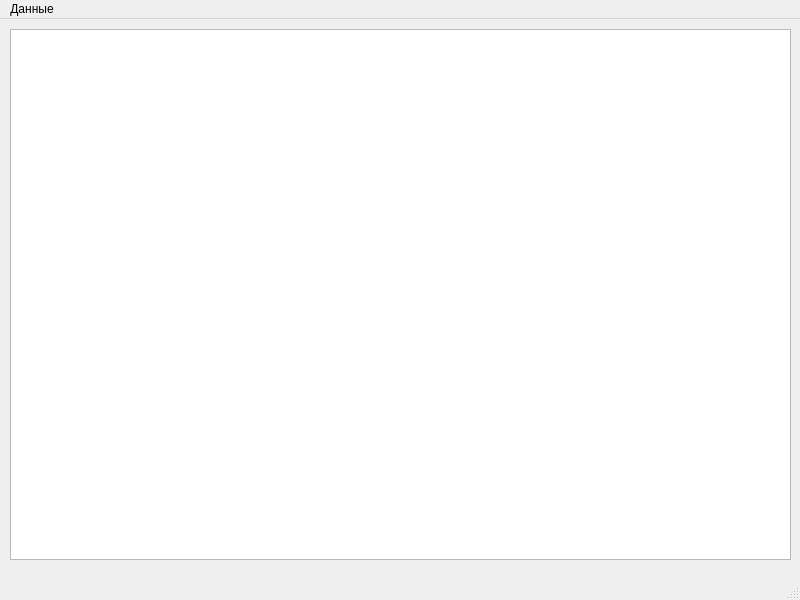
First picture: the form in StatMainWindow.ui, repository Shtepser/python-stat, before the edit.
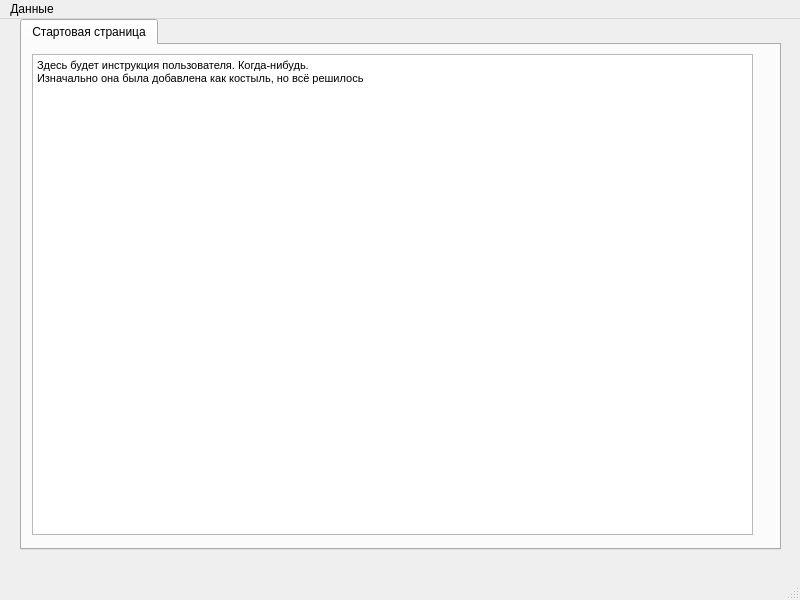
Second picture: the form after the edit. Icons and pictures are not drawn.

Commit message:
В процессе - работа с таблицами в GUI Первая задача - работа над устранением отображения устаревших данных (если были загружены новые исходные данные, старые должны перестать отображаться)
TODO: доделать экспорт результатов (в первую очередь - графики)
TODO: загрузка данных из книг Excel (выбор нужного листа)
TODO: локализация? (а нужна ли она в консольном режиме?)
TODO: нормальное venv, чтобы всё это счастье можно было распространять

TODO: графический интерфейс

TODO: два небольших бага консольного интерфейса (описание - в console.py)

The edit to the form file:
```diff
--- a/StatMainWindow.ui
+++ b/StatMainWindow.ui
@@ -21,21 +21,47 @@
    <property name="enabled">
     <bool>true</bool>
    </property>
-   <widget class="QTableWidget" name="source_data_widget">
+   <widget class="QTabWidget" name="dataTabs">
     <property name="geometry">
      <rect>
-      <x>10</x>
-      <y>10</y>
-      <width>781</width>
+      <x>20</x>
+      <y>0</y>
+      <width>761</width>
       <height>531</height>
      </rect>
     </property>
-    <property name="horizontalScrollBarPolicy">
-     <enum>Qt::ScrollBarAsNeeded</enum>
+    <property name="currentIndex">
+     <number>0</number>
     </property>
-    <property name="showGrid">
-     <bool>true</bool>
-    </property>
+    <widget class="QWidget" name="readme_tab">
+     <attribute name="title">
+      <string>Стартовая страница</string>
+     </attribute>
+     <widget class="QTextBrowser" name="readme_browser">
+      <property name="geometry">
+       <rect>
+        <x>10</x>
+        <y>9</y>
+        <width>721</width>
+        <height>481</height>
+       </rect>
+      </property>
+      <property name="minimumSize">
+       <size>
+        <width>200</width>
+        <height>200</height>
+       </size>
+      </property>
+      <property name="html">
+       <string>&lt;!DOCTYPE HTML PUBLIC &quot;-//W3C//DTD HTML 4.0//EN&quot; &quot;http://www.w3.org/TR/REC-html40/strict.dtd&quot;&gt;
+&lt;html&gt;&lt;head&gt;&lt;meta name=&quot;qrichtext&quot; content=&quot;1&quot; /&gt;&lt;style type=&quot;text/css&quot;&gt;
+p, li { white-space: pre-wrap; }
+&lt;/style&gt;&lt;/head&gt;&lt;body style=&quot; font-family:'MS Shell Dlg 2'; font-size:8.25pt; font-weight:400; font-style:normal;&quot;&gt;
+&lt;p style=&quot; margin-top:0px; margin-bottom:0px; margin-left:0px; margin-right:0px; -qt-block-indent:0; text-indent:0px;&quot;&gt;Здесь будет инструкция пользователя. Когда-нибудь.&lt;/p&gt;
+&lt;p style=&quot; margin-top:0px; margin-bottom:0px; margin-left:0px; margin-right:0px; -qt-block-indent:0; text-indent:0px;&quot;&gt;Изначально она была добавлена как костыль, но всё решилось&lt;/p&gt;&lt;/body&gt;&lt;/html&gt;</string>
+      </property>
+     </widget>
+    </widget>
    </widget>
   </widget>
   <widget class="QMenuBar" name="menubar">
```
The commit also changes 2 other files.
